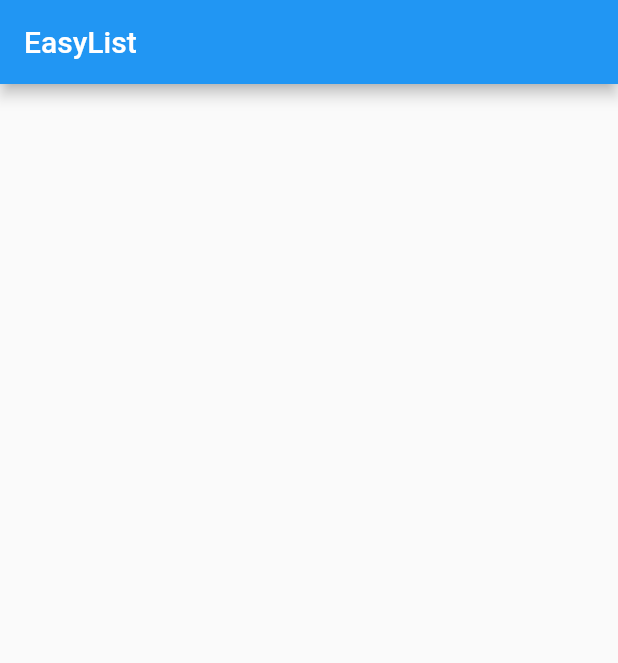
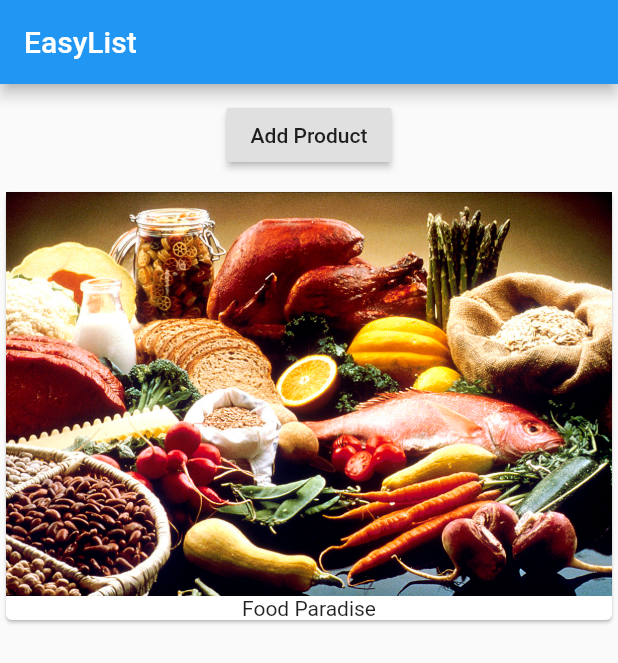
Before and after one commit to bleibdirtroy/Flutter, a Flutter app: the screen it shows after launch, on a phone screen of 412 x 824 dp. Shown: the top 663 px of the screen. Run offline on Flutter 3.47's test engine with Material 2 defaults, Android fonts, the phone set to English and light mode, and no system bars.

```diff
--- a/lib/main.dart
+++ b/lib/main.dart
@@ -1,17 +1,34 @@
 import 'package:flutter/material.dart';
 
-main() {
-  runApp(MyApp());
-}
+void main() => runApp(MyApp());
 
 class MyApp extends StatelessWidget {
-  build(context) {
+  @override
+  Widget build(BuildContext context) {
     return MaterialApp(
       home: Scaffold(
-        appBar: AppBar(
-          title: Text('EasyList'),
-        ),
-      ),
+          appBar: AppBar(
+            title: Text('EasyList'),
+          ),
+          body: Column(
+            children: [
+              Container(
+                margin: EdgeInsets.all(10.0),
+                child: RaisedButton(
+                  onPressed: () {},
+                  child: Text('Add Product'),
+                ),
+              ),
+              Card(
+                child: Column(
+                  children: <Widget>[
+                    Image.asset('assets/food.jpg'),
+                    Text('Food Paradise')
+                  ],
+                ),
+              ),
+            ],
+          )),
     );
   }
 }
--- a/pubspec.yaml
+++ b/pubspec.yaml
@@ -42,8 +42,8 @@ flutter:
   uses-material-design: true
 
   # To add assets to your application, add an assets section, like this:
-  # assets:
-  #  - images/a_dot_burr.jpeg
+  assets:
+   - assets/food.jpg
   #  - images/a_dot_ham.jpeg
 
   # An image asset can refer to one or more resolution-specific "variants", see
```
Also changed, not shown: assets/food.jpg (added).
